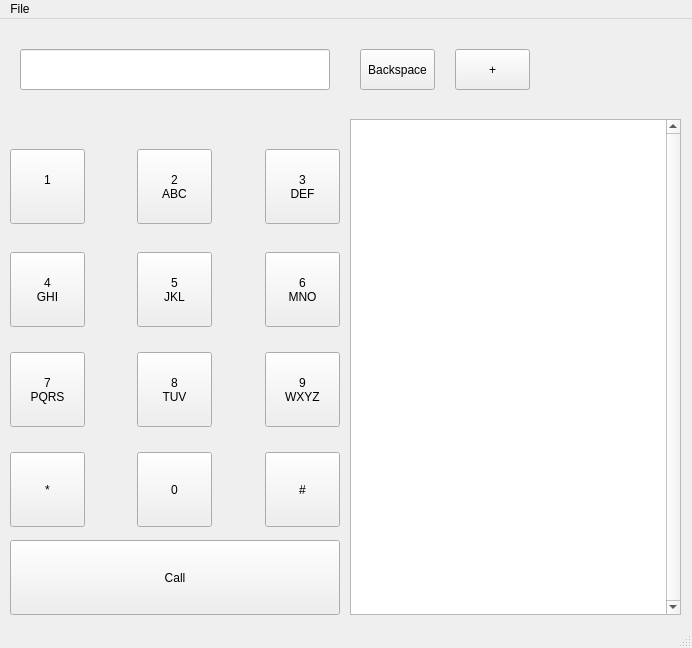
The window that mainwindow.ui (whitea17/phoneApp) describes before a commit, drawn with Qt 5.
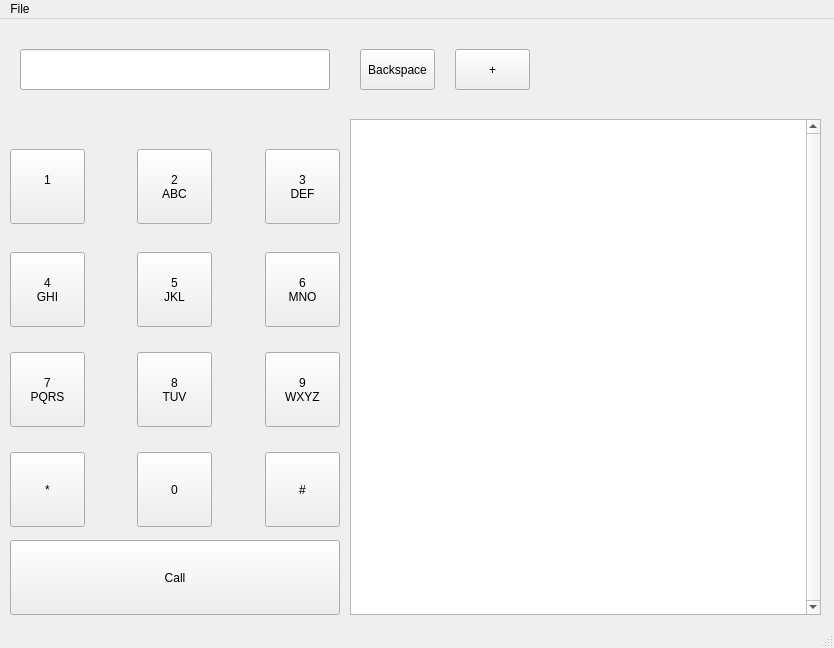
The same window after the commit.

Commit message:
Fixed Phone numbers in Address view
Phone numbers were being cut short. I expanded the default size.

The edit to the form file:
```diff
--- a/mainwindow.ui
+++ b/mainwindow.ui
@@ -6,7 +6,7 @@
    <rect>
     <x>0</x>
     <y>0</y>
-    <width>692</width>
+    <width>834</width>
     <height>648</height>
    </rect>
   </property>
@@ -19,7 +19,7 @@
      <rect>
       <x>350</x>
       <y>100</y>
-      <width>331</width>
+      <width>471</width>
       <height>496</height>
      </rect>
     </property>
@@ -32,15 +32,27 @@
     <property name="autoScroll">
      <bool>false</bool>
     </property>
+    <property name="alternatingRowColors">
+     <bool>true</bool>
+    </property>
     <attribute name="horizontalHeaderVisible">
      <bool>false</bool>
     </attribute>
+    <attribute name="horizontalHeaderMinimumSectionSize">
+     <number>150</number>
+    </attribute>
+    <attribute name="horizontalHeaderDefaultSectionSize">
+     <number>100</number>
+    </attribute>
     <attribute name="horizontalHeaderHighlightSections">
      <bool>false</bool>
     </attribute>
     <attribute name="verticalHeaderVisible">
      <bool>false</bool>
     </attribute>
+    <attribute name="verticalHeaderDefaultSectionSize">
+     <number>30</number>
+    </attribute>
    </widget>
    <widget class="QPushButton" name="db1">
     <property name="geometry">
@@ -273,7 +285,7 @@
     <rect>
      <x>0</x>
      <y>0</y>
-     <width>692</width>
+     <width>834</width>
      <height>22</height>
     </rect>
    </property>
```
Left out of the diff: 2 changed lines with no effect on the pictures. The commit also changes 2 other files.
